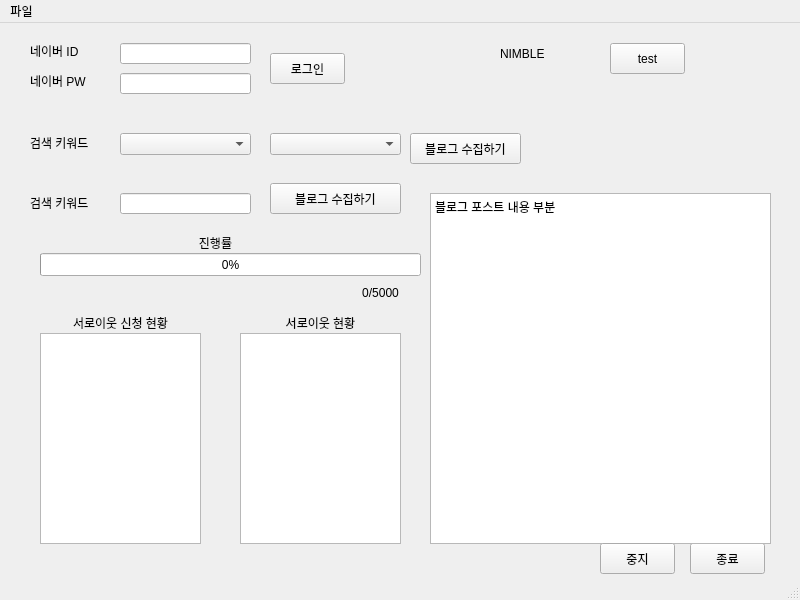
Qt form TestUi.ui (jae-heo/blog-manager) before a commit.
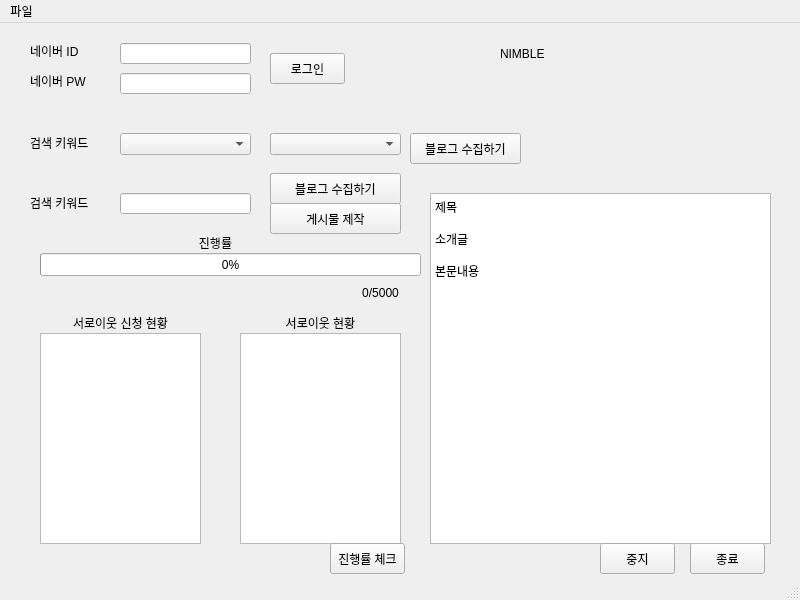
The same form after that commit.

Patch:
```diff
--- a/TestUi.ui
+++ b/TestUi.ui
@@ -238,7 +238,7 @@
     <property name="geometry">
      <rect>
       <x>270</x>
-      <y>160</y>
+      <y>150</y>
       <width>131</width>
       <height>31</height>
      </rect>
@@ -297,8 +297,11 @@
 &lt;html&gt;&lt;head&gt;&lt;meta name=&quot;qrichtext&quot; content=&quot;1&quot; /&gt;&lt;style type=&quot;text/css&quot;&gt;
 p, li { white-space: pre-wrap; }
 &lt;/style&gt;&lt;/head&gt;&lt;body style=&quot; font-family:'Gulim'; font-size:9pt; font-weight:400; font-style:normal;&quot;&gt;
-&lt;p style=&quot; margin-top:0px; margin-bottom:0px; margin-left:0px; margin-right:0px; -qt-block-indent:0; text-indent:0px;&quot;&gt;블로그 포스트 내용 부분&lt;/p&gt;
-&lt;p style=&quot;-qt-paragraph-type:empty; margin-top:0px; margin-bottom:0px; margin-left:0px; margin-right:0px; -qt-block-indent:0; text-indent:0px;&quot;&gt;&lt;br /&gt;&lt;/p&gt;&lt;/body&gt;&lt;/html&gt;</string>
+&lt;p style=&quot; margin-top:0px; margin-bottom:0px; margin-left:0px; margin-right:0px; -qt-block-indent:0; text-indent:0px;&quot;&gt;제목&lt;/p&gt;
+&lt;p style=&quot;-qt-paragraph-type:empty; margin-top:0px; margin-bottom:0px; margin-left:0px; margin-right:0px; -qt-block-indent:0; text-indent:0px;&quot;&gt;&lt;br /&gt;&lt;/p&gt;
+&lt;p style=&quot; margin-top:0px; margin-bottom:0px; margin-left:0px; margin-right:0px; -qt-block-indent:0; text-indent:0px;&quot;&gt;소개글&lt;/p&gt;
+&lt;p style=&quot;-qt-paragraph-type:empty; margin-top:0px; margin-bottom:0px; margin-left:0px; margin-right:0px; -qt-block-indent:0; text-indent:0px;&quot;&gt;&lt;br /&gt;&lt;/p&gt;
+&lt;p style=&quot; margin-top:0px; margin-bottom:0px; margin-left:0px; margin-right:0px; -qt-block-indent:0; text-indent:0px;&quot;&gt;본문내용&lt;/p&gt;&lt;/body&gt;&lt;/html&gt;</string>
     </property>
    </widget>
    <widget class="QLabel" name="label">
@@ -317,14 +320,14 @@
    <widget class="QPushButton" name="test_button">
     <property name="geometry">
      <rect>
-      <x>610</x>
-      <y>20</y>
+      <x>330</x>
+      <y>520</y>
       <width>75</width>
       <height>31</height>
      </rect>
     </property>
     <property name="text">
-     <string>test</string>
+     <string>진행률 체크</string>
     </property>
    </widget>
    <widget class="QPushButton" name="pause_button">
@@ -340,6 +343,19 @@
      <string>중지</string>
     </property>
    </widget>
+   <widget class="QPushButton" name="post_save_button">
+    <property name="geometry">
+     <rect>
+      <x>270</x>
+      <y>180</y>
+      <width>131</width>
+      <height>31</height>
+     </rect>
+    </property>
+    <property name="text">
+     <string>게시물 제작</string>
+    </property>
+   </widget>
   </widget>
   <widget class="QMenuBar" name="menubar">
    <property name="geometry">
```
